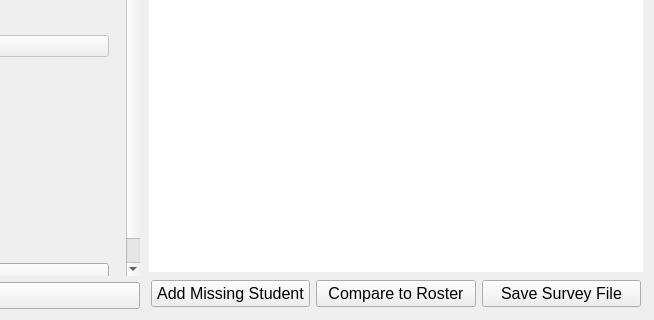
Old version of the form gruepr.ui in the repository gruepr/gruepr; both pictures show x 365 to 1019 and y 349 to 669 of the 1019 by 669 pixel window.
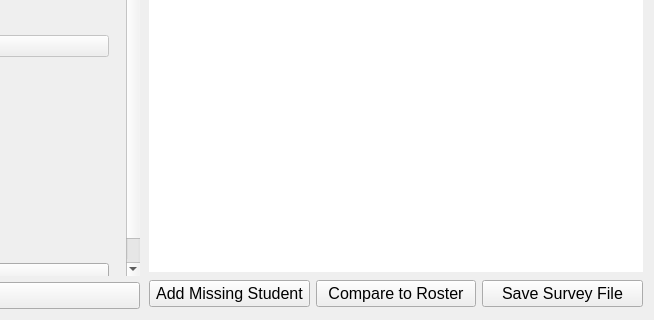
New version of the form. Icons and pictures are not drawn. Custom widgets are drawn as their Qt base class.

The edit to the form file:
```diff
--- a/gruepr.ui
+++ b/gruepr.ui
@@ -843,13 +843,13 @@
           <item>
            <layout class="QHBoxLayout" name="addStudentLayout">
             <property name="leftMargin">
-             <number>2</number>
+             <number>0</number>
             </property>
             <property name="topMargin">
              <number>2</number>
             </property>
             <property name="rightMargin">
-             <number>2</number>
+             <number>0</number>
             </property>
             <property name="bottomMargin">
              <number>2</number>
@@ -879,8 +879,8 @@
               </property>
               <property name="iconSize">
                <size>
-                <width>30</width>
-                <height>30</height>
+                <width>24</width>
+                <height>24</height>
                </size>
               </property>
              </widget>
@@ -941,8 +941,8 @@
               </property>
               <property name="iconSize">
                <size>
-                <width>30</width>
-                <height>30</height>
+                <width>24</width>
+                <height>24</height>
                </size>
               </property>
              </widget>
```
Left out of the diff: 234 changed lines with no effect on the pictures.
